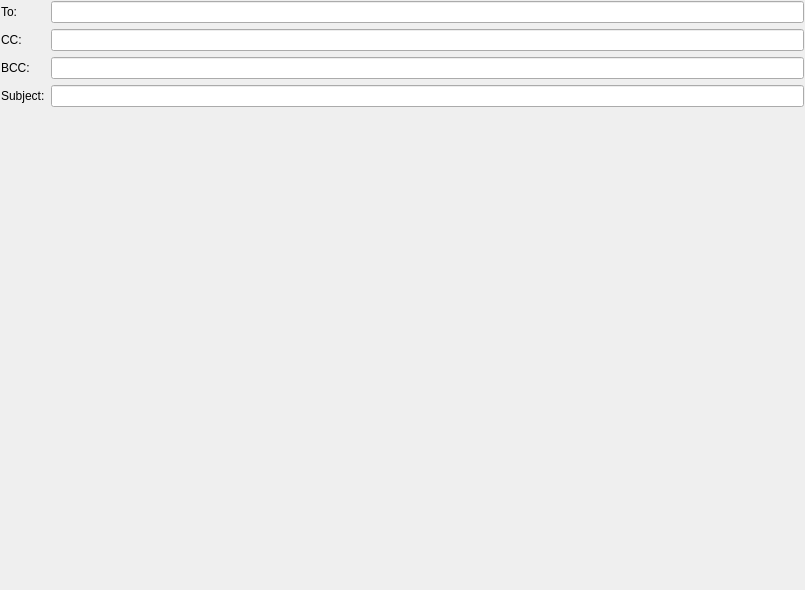
Before: the Qt Designer form src/plugins/snails/composemessagetab.ui in 0xd34df00d/leechcraft, drawn with Qt 5.
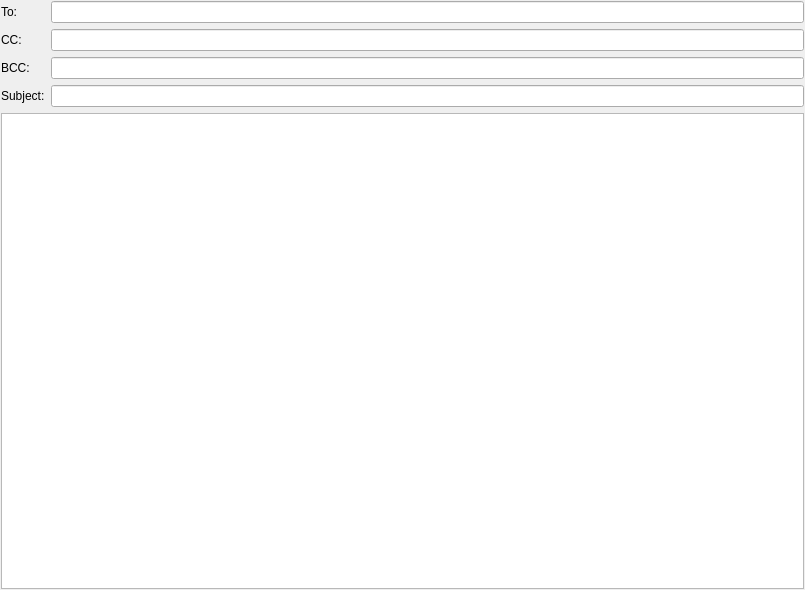
After: the same form once the commit is applied.

Commit message: [Snails] Support multiple editors (with a default one).

Patch:
```diff
--- a/src/plugins/snails/composemessagetab.ui
+++ b/src/plugins/snails/composemessagetab.ui
@@ -72,6 +72,25 @@
        <verstretch>0</verstretch>
       </sizepolicy>
      </property>
+     <layout class="QVBoxLayout" name="verticalLayout_3">
+      <property name="margin">
+       <number>0</number>
+      </property>
+      <item>
+       <widget class="QStackedWidget" name="EditorStack_">
+        <widget class="QWidget" name="PlainPage_">
+         <layout class="QVBoxLayout" name="verticalLayout_2">
+          <property name="margin">
+           <number>0</number>
+          </property>
+          <item>
+           <widget class="QTextEdit" name="PlainEdit_"/>
+          </item>
+         </layout>
+        </widget>
+       </widget>
+      </item>
+     </layout>
     </widget>
    </item>
   </layout>
```
The commit also changes 2 other files.
